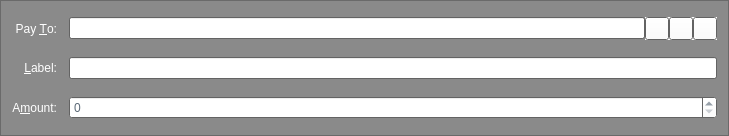
Old version of the form src/qt/forms/sendcoinsentry.ui in the repository Sterlingcoin/Sterlingcoin-1.5.1.1-Lite-Edition-Linux-Source.
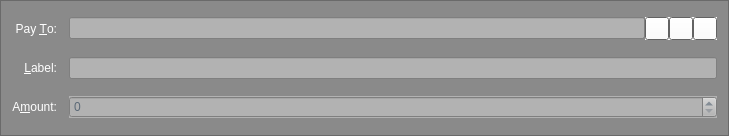
New version of the form. Icons and pictures are not drawn. Custom widgets are drawn as their Qt base class.

```diff
--- a/src/qt/forms/sendcoinsentry.ui
+++ b/src/qt/forms/sendcoinsentry.ui
@@ -729,6 +729,15 @@
           </color>
          </brush>
         </colorrole>
+        <colorrole role="Button">
+         <brush brushstyle="SolidPattern">
+          <color alpha="255">
+           <red>178</red>
+           <green>178</green>
+           <blue>178</blue>
+          </color>
+         </brush>
+        </colorrole>
         <colorrole role="Text">
          <brush brushstyle="SolidPattern">
           <color alpha="255">
@@ -738,6 +747,24 @@
           </color>
          </brush>
         </colorrole>
+        <colorrole role="Base">
+         <brush brushstyle="SolidPattern">
+          <color alpha="255">
+           <red>178</red>
+           <green>178</green>
+           <blue>178</blue>
+          </color>
+         </brush>
+        </colorrole>
+        <colorrole role="Window">
+         <brush brushstyle="SolidPattern">
+          <color alpha="255">
+           <red>178</red>
+           <green>178</green>
+           <blue>178</blue>
+          </color>
+         </brush>
+        </colorrole>
         <colorrole role="Shadow">
          <brush brushstyle="SolidPattern">
           <color alpha="255">
@@ -767,6 +794,15 @@
           </color>
          </brush>
         </colorrole>
+        <colorrole role="Button">
+         <brush brushstyle="SolidPattern">
+          <color alpha="255">
+           <red>178</red>
+           <green>178</green>
+           <blue>178</blue>
+          </color>
+         </brush>
+        </colorrole>
         <colorrole role="Text">
          <brush brushstyle="SolidPattern">
           <color alpha="255">
@@ -776,6 +812,24 @@
           </color>
          </brush>
         </colorrole>
+        <colorrole role="Base">
+         <brush brushstyle="SolidPattern">
+          <color alpha="255">
+           <red>178</red>
+           <green>178</green>
+           <blue>178</blue>
+          </color>
+         </brush>
+        </colorrole>
+        <colorrole role="Window">
+         <brush brushstyle="SolidPattern">
+          <color alpha="255">
+           <red>178</red>
+           <green>178</green>
+           <blue>178</blue>
+          </color>
+         </brush>
+        </colorrole>
         <colorrole role="Shadow">
          <brush brushstyle="SolidPattern">
           <color alpha="255">
@@ -805,6 +859,15 @@
           </color>
          </brush>
         </colorrole>
+        <colorrole role="Button">
+         <brush brushstyle="SolidPattern">
+          <color alpha="255">
+           <red>178</red>
+           <green>178</green>
+           <blue>178</blue>
+          </color>
+         </brush>
+        </colorrole>
         <colorrole role="Text">
          <brush brushstyle="SolidPattern">
           <color alpha="255">
@@ -814,6 +877,24 @@
           </color>
          </brush>
         </colorrole>
+        <colorrole role="Base">
+         <brush brushstyle="SolidPattern">
+          <color alpha="255">
+           <red>178</red>
+           <green>178</green>
+           <blue>178</blue>
+          </color>
+         </brush>
+        </colorrole>
+        <colorrole role="Window">
+         <brush brushstyle="SolidPattern">
+          <color alpha="255">
+           <red>178</red>
+           <green>178</green>
+           <blue>178</blue>
+          </color>
+         </brush>
+        </colorrole>
         <colorrole role="Shadow">
          <brush brushstyle="SolidPattern">
           <color alpha="255">
@@ -838,6 +919,9 @@
      <property name="autoFillBackground">
       <bool>true</bool>
      </property>
+     <property name="styleSheet">
+      <string notr="true">background-color: rgb(178, 178, 178);</string>
+     </property>
     </widget>
    </item>
    <item row="4" column="1">
@@ -862,6 +946,15 @@
             </color>
            </brush>
           </colorrole>
+          <colorrole role="Button">
+           <brush brushstyle="SolidPattern">
+            <color alpha="255">
+             <red>178</red>
+             <green>178</green>
+             <blue>178</blue>
+            </color>
+           </brush>
+          </colorrole>
           <colorrole role="Text">
            <brush brushstyle="SolidPattern">
             <color alpha="255">
@@ -871,6 +964,24 @@
             </color>
            </brush>
           </colorrole>
+          <colorrole role="Base">
+           <brush brushstyle="SolidPattern">
+            <color alpha="255">
+             <red>178</red>
+             <green>178</green>
+             <blue>178</blue>
+            </color>
+           </brush>
+          </colorrole>
+          <colorrole role="Window">
+           <brush brushstyle="SolidPattern">
+            <color alpha="255">
+             <red>178</red>
+             <green>178</green>
+             <blue>178</blue>
+            </color>
+           </brush>
+          </colorrole>
           <colorrole role="Shadow">
            <brush brushstyle="SolidPattern">
             <color alpha="255">
@@ -900,6 +1011,15 @@
             </color>
            </brush>
           </colorrole>
+          <colorrole role="Button">
+           <brush brushstyle="SolidPattern">
+            <color alpha="255">
+             <red>178</red>
+             <green>178</green>
+             <blue>178</blue>
+            </color>
+           </brush>
+          </colorrole>
           <colorrole role="Text">
            <brush brushstyle="SolidPattern">
             <color alpha="255">
@@ -909,6 +1029,24 @@
             </color>
            </brush>
           </colorrole>
+          <colorrole role="Base">
+           <brush brushstyle="SolidPattern">
+            <color alpha="255">
+             <red>178</red>
+             <green>178</green>
+             <blue>178</blue>
+            </color>
+           </brush>
+          </colorrole>
+          <colorrole role="Window">
+           <brush brushstyle="SolidPattern">
+            <color alpha="255">
+             <red>178</red>
+             <green>178</green>
+             <blue>178</blue>
+            </color>
+           </brush>
+          </colorrole>
           <colorrole role="Shadow">
            <brush brushstyle="SolidPattern">
             <color alpha="255">
@@ -938,6 +1076,15 @@
             </color>
            </brush>
           </colorrole>
+          <colorrole role="Button">
+           <brush brushstyle="SolidPattern">
+            <color alpha="255">
+             <red>178</red>
+             <green>178</green>
+             <blue>178</blue>
+            </color>
+           </brush>
+          </colorrole>
           <colorrole role="Text">
            <brush brushstyle="SolidPattern">
             <color alpha="255">
@@ -947,6 +1094,24 @@
             </color>
            </brush>
           </colorrole>
+          <colorrole role="Base">
+           <brush brushstyle="SolidPattern">
+            <color alpha="255">
+             <red>178</red>
+             <green>178</green>
+             <blue>178</blue>
+            </color>
+           </brush>
+          </colorrole>
+          <colorrole role="Window">
+           <brush brushstyle="SolidPattern">
+            <color alpha="255">
+             <red>178</red>
+             <green>178</green>
+             <blue>178</blue>
+            </color>
+           </brush>
+          </colorrole>
           <colorrole role="Shadow">
            <brush brushstyle="SolidPattern">
             <color alpha="255">
@@ -971,6 +1136,9 @@
        <property name="toolTip">
         <string>Enter a label for this address to add it to your address book</string>
        </property>
+       <property name="styleSheet">
+        <string notr="true">background-color: rgb(178, 178, 178);</string>
+       </property>
       </widget>
      </item>
     </layout>
@@ -1131,6 +1299,15 @@
             </color>
            </brush>
           </colorrole>
+          <colorrole role="Button">
+           <brush brushstyle="SolidPattern">
+            <color alpha="255">
+             <red>178</red>
+             <green>178</green>
+             <blue>178</blue>
+            </color>
+           </brush>
+          </colorrole>
           <colorrole role="Text">
            <brush brushstyle="SolidPattern">
             <color alpha="255">
@@ -1140,6 +1317,24 @@
             </color>
            </brush>
           </colorrole>
+          <colorrole role="Base">
+           <brush brushstyle="SolidPattern">
+            <color alpha="255">
+             <red>178</red>
+             <green>178</green>
+             <blue>178</blue>
+            </color>
+           </brush>
+          </colorrole>
+          <colorrole role="Window">
+           <brush brushstyle="SolidPattern">
+            <color alpha="255">
+             <red>178</red>
+             <green>178</green>
+             <blue>178</blue>
+            </color>
+           </brush>
+          </colorrole>
           <colorrole role="Shadow">
            <brush brushstyle="SolidPattern">
             <color alpha="255">
@@ -1169,6 +1364,15 @@
             </color>
            </brush>
           </colorrole>
+          <colorrole role="Button">
+           <brush brushstyle="SolidPattern">
+            <color alpha="255">
+             <red>178</red>
+             <green>178</green>
+             <blue>178</blue>
+            </color>
+           </brush>
+          </colorrole>
           <colorrole role="Text">
            <brush brushstyle="SolidPattern">
             <color alpha="255">
@@ -1178,6 +1382,24 @@
             </color>
            </brush>
           </colorrole>
+          <colorrole role="Base">
+           <brush brushstyle="SolidPattern">
+            <color alpha="255">
+             <red>178</red>
+             <green>178</green>
+             <blue>178</blue>
+            </color>
+           </brush>
+          </colorrole>
+          <colorrole role="Window">
+           <brush brushstyle="SolidPattern">
+            <color alpha="255">
+             <red>178</red>
+             <green>178</green>
+             <blue>178</blue>
+            </color>
+           </brush>
+          </colorrole>
           <colorrole role="Shadow">
            <brush brushstyle="SolidPattern">
             <color alpha="255">
@@ -1207,6 +1429,15 @@
             </color>
            </brush>
           </colorrole>
+          <colorrole role="Button">
+           <brush brushstyle="SolidPattern">
+            <color alpha="255">
+             <red>178</red>
+             <green>178</green>
+             <blue>178</blue>
+            </color>
+           </brush>
+          </colorrole>
           <colorrole role="Text">
            <brush brushstyle="SolidPattern">
             <color alpha="255">
@@ -1216,6 +1447,24 @@
             </color>
            </brush>
           </colorrole>
+          <colorrole role="Base">
+           <brush brushstyle="SolidPattern">
+            <color alpha="255">
+             <red>178</red>
+             <green>178</green>
+             <blue>178</blue>
+            </color>
+           </brush>
+          </colorrole>
+          <colorrole role="Window">
+           <brush brushstyle="SolidPattern">
+            <color alpha="255">
+             <red>178</red>
+             <green>178</green>
+             <blue>178</blue>
+            </color>
+           </brush>
+          </colorrole>
           <colorrole role="Shadow">
            <brush brushstyle="SolidPattern">
             <color alpha="255">
@@ -1240,6 +1489,9 @@
        <property name="toolTip">
         <string>The address to send the payment to  (e.g. Sjz75uKHzUQJnSdzvpiigEGxseKkDhQToX)</string>
        </property>
+       <property name="styleSheet">
+        <string notr="true">background-color: rgb(178, 178, 178);</string>
+       </property>
        <property name="maxLength">
         <number>34</number>
        </property>
```
